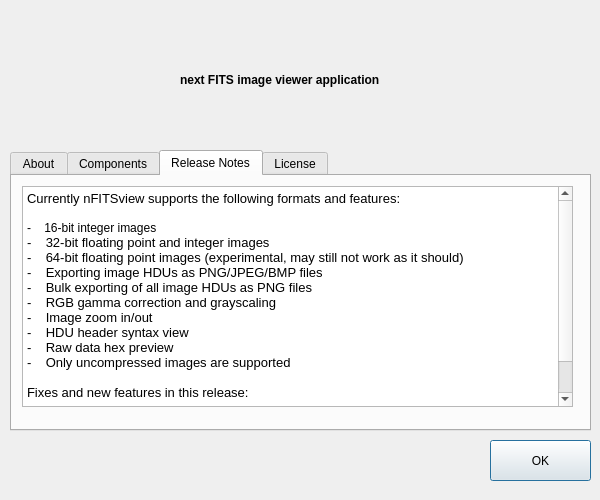
Before: the Qt Designer form aboutdialog.ui in surhh/nfitsview, drawn with Qt 5.
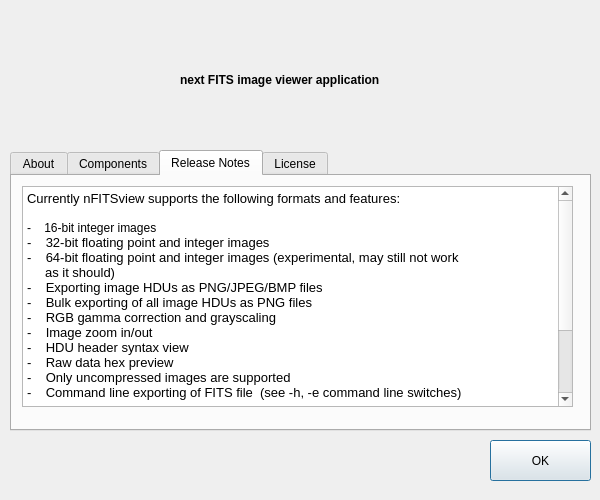
After: the same form once the commit is applied. The open tabs and pages were chosen to show the change. Icons and pictures are not drawn.

Commit message: 64-bit integer images support is added (experimental, may not work as it should). Preparing for the release 1.4

Diff of the .ui file:
```diff
--- a/aboutdialog.ui
+++ b/aboutdialog.ui
@@ -206,7 +206,8 @@
 &lt;p style=&quot;-qt-paragraph-type:empty; margin-top:0px; margin-bottom:0px; margin-left:0px; margin-right:0px; -qt-block-indent:0; text-indent:0px; font-family:'Noto Sans'; font-size:10pt;&quot;&gt;&lt;br /&gt;&lt;/p&gt;
 &lt;p style=&quot; margin-top:0px; margin-bottom:0px; margin-left:0px; margin-right:0px; -qt-block-indent:0; text-indent:0px;&quot;&gt;-    16-bit integer images&lt;/p&gt;
 &lt;p style=&quot; margin-top:0px; margin-bottom:0px; margin-left:0px; margin-right:0px; -qt-block-indent:0; text-indent:0px;&quot;&gt;&lt;span style=&quot; font-family:'Noto Sans'; font-size:10pt;&quot;&gt;-    32-bit floating point and integer images&lt;/span&gt;&lt;/p&gt;
-&lt;p style=&quot; margin-top:0px; margin-bottom:0px; margin-left:0px; margin-right:0px; -qt-block-indent:0; text-indent:0px;&quot;&gt;&lt;span style=&quot; font-family:'Noto Sans'; font-size:10pt;&quot;&gt;-    64-bit floating point images (experimental, may still not work as it should)&lt;/span&gt;&lt;/p&gt;
+&lt;p style=&quot; margin-top:0px; margin-bottom:0px; margin-left:0px; margin-right:0px; -qt-block-indent:0; text-indent:0px;&quot;&gt;&lt;span style=&quot; font-family:'Noto Sans'; font-size:10pt;&quot;&gt;-    64-bit floating point and integer images (experimental, may still not work   &lt;/span&gt;&lt;/p&gt;
+&lt;p style=&quot; margin-top:0px; margin-bottom:0px; margin-left:0px; margin-right:0px; -qt-block-indent:0; text-indent:0px;&quot;&gt;&lt;span style=&quot; font-family:'Noto Sans'; font-size:10pt;&quot;&gt;     as it should)&lt;/span&gt;&lt;/p&gt;
 &lt;p style=&quot; margin-top:0px; margin-bottom:0px; margin-left:0px; margin-right:0px; -qt-block-indent:0; text-indent:0px;&quot;&gt;&lt;span style=&quot; font-family:'Noto Sans'; font-size:10pt;&quot;&gt;-    Exporting image HDUs as PNG/JPEG/BMP files&lt;/span&gt;&lt;/p&gt;
 &lt;p style=&quot; margin-top:0px; margin-bottom:0px; margin-left:0px; margin-right:0px; -qt-block-indent:0; text-indent:0px;&quot;&gt;&lt;span style=&quot; font-family:'Noto Sans'; font-size:10pt;&quot;&gt;-    Bulk exporting of all image HDUs as PNG files&lt;/span&gt;&lt;/p&gt;
 &lt;p style=&quot; margin-top:0px; margin-bottom:0px; margin-left:0px; margin-right:0px; -qt-block-indent:0; text-indent:0px;&quot;&gt;&lt;span style=&quot; font-family:'Noto Sans'; font-size:10pt;&quot;&gt;-    RGB gamma correction and grayscaling&lt;/span&gt;&lt;/p&gt;
@@ -214,11 +215,14 @@
 &lt;p style=&quot; margin-top:0px; margin-bottom:0px; margin-left:0px; margin-right:0px; -qt-block-indent:0; text-indent:0px;&quot;&gt;&lt;span style=&quot; font-family:'Noto Sans'; font-size:10pt;&quot;&gt;-    HDU header syntax view&lt;/span&gt;&lt;/p&gt;
 &lt;p style=&quot; margin-top:0px; margin-bottom:0px; margin-left:0px; margin-right:0px; -qt-block-indent:0; text-indent:0px;&quot;&gt;&lt;span style=&quot; font-family:'Noto Sans'; font-size:10pt;&quot;&gt;-    Raw data hex preview&lt;/span&gt;&lt;/p&gt;
 &lt;p style=&quot; margin-top:0px; margin-bottom:0px; margin-left:0px; margin-right:0px; -qt-block-indent:0; text-indent:0px;&quot;&gt;&lt;span style=&quot; font-family:'Noto Sans'; font-size:10pt;&quot;&gt;-    Only uncompressed images are supported &lt;/span&gt;&lt;/p&gt;
+&lt;p style=&quot; margin-top:0px; margin-bottom:0px; margin-left:0px; margin-right:0px; -qt-block-indent:0; text-indent:0px;&quot;&gt;&lt;span style=&quot; font-family:'Noto Sans'; font-size:10pt;&quot;&gt;-    Command line exporting of FITS file  (see -h, -e command line switches)&lt;/span&gt;&lt;/p&gt;
 &lt;p style=&quot;-qt-paragraph-type:empty; margin-top:0px; margin-bottom:0px; margin-left:0px; margin-right:0px; -qt-block-indent:0; text-indent:0px; font-family:'Noto Sans'; font-size:10pt;&quot;&gt;&lt;br /&gt;&lt;/p&gt;
 &lt;p style=&quot; margin-top:0px; margin-bottom:0px; margin-left:0px; margin-right:0px; -qt-block-indent:0; text-indent:0px;&quot;&gt;&lt;span style=&quot; font-family:'Noto Sans'; font-size:10pt;&quot;&gt;Fixes and new features in this release:&lt;/span&gt;&lt;/p&gt;
 &lt;p style=&quot;-qt-paragraph-type:empty; margin-top:0px; margin-bottom:0px; margin-left:0px; margin-right:0px; -qt-block-indent:0; text-indent:0px; font-family:'Noto Sans'; font-size:10pt;&quot;&gt;&lt;br /&gt;&lt;/p&gt;
-&lt;p style=&quot; margin-top:0px; margin-bottom:0px; margin-left:0px; margin-right:0px; -qt-block-indent:0; text-indent:0px;&quot;&gt;&lt;span style=&quot; font-family:'Noto Sans'; font-size:10pt;&quot;&gt;-   16-bit integer images support is added&lt;/span&gt;&lt;/p&gt;
-&lt;p style=&quot;-qt-paragraph-type:empty; margin-top:0px; margin-bottom:0px; margin-left:0px; margin-right:0px; -qt-block-indent:0; text-indent:0px;&quot;&gt;&lt;br /&gt;&lt;/p&gt;&lt;/body&gt;&lt;/html&gt;</string>
+&lt;p style=&quot; margin-top:0px; margin-bottom:0px; margin-left:0px; margin-right:0px; -qt-block-indent:0; text-indent:0px;&quot;&gt;&lt;span style=&quot; font-family:'Noto Sans'; font-size:10pt;&quot;&gt;-    16-bit images support is added&lt;/span&gt;&lt;/p&gt;
+&lt;p style=&quot; margin-top:0px; margin-bottom:0px; margin-left:0px; margin-right:0px; -qt-block-indent:0; text-indent:0px;&quot;&gt;&lt;span style=&quot; font-family:'Noto Sans'; font-size:10pt;&quot;&gt;-    64-bit integer images support is added (experimental, may still  &lt;/span&gt;&lt;/p&gt;
+&lt;p style=&quot; margin-top:0px; margin-bottom:0px; margin-left:0px; margin-right:0px; -qt-block-indent:0; text-indent:0px;&quot;&gt;&lt;span style=&quot; font-family:'Noto Sans'; font-size:10pt;&quot;&gt;     not work as it should)&lt;/span&gt;&lt;/p&gt;
+&lt;p style=&quot; margin-top:0px; margin-bottom:0px; margin-left:0px; margin-right:0px; -qt-block-indent:0; text-indent:0px;&quot;&gt;&lt;span style=&quot; font-family:'Noto Sans'; font-size:10pt;&quot;&gt;-    Command line exporting of FITS file  (see -h, -e command line switches)&lt;/span&gt;&lt;/p&gt;&lt;/body&gt;&lt;/html&gt;</string>
      </property>
     </widget>
    </widget>
```
The commit also changes 3 other files.
